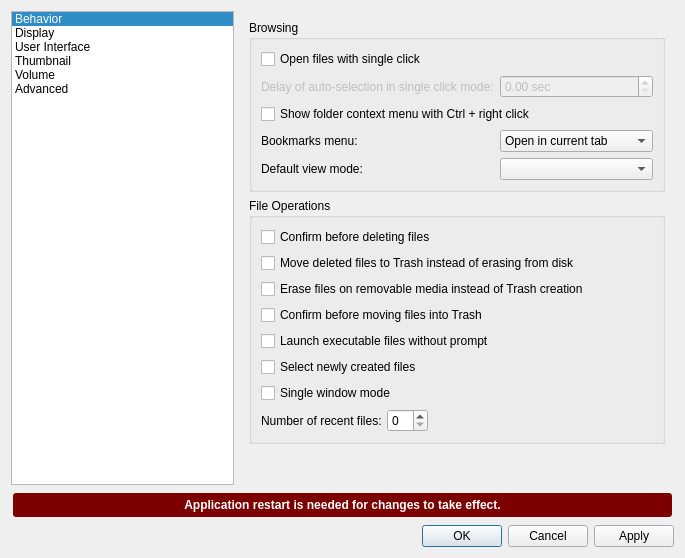
Above: pcmanfm/preferences.ui from lxqt/pcmanfm-qt before the change. Below: the same form after it.
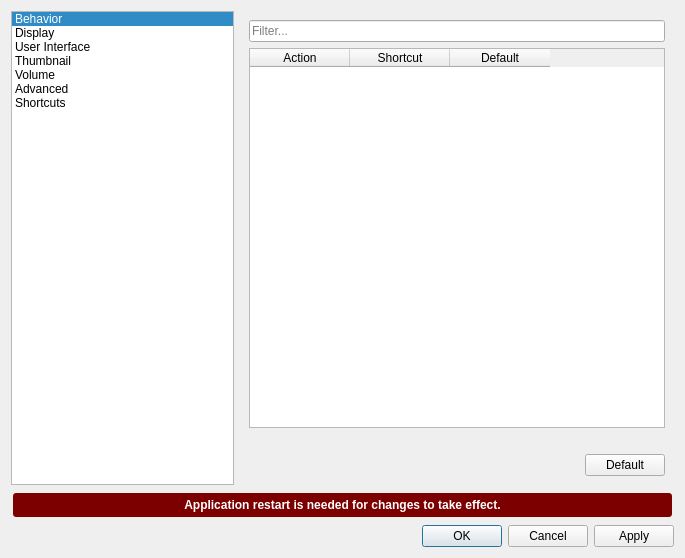
That is the form after the change. The open tabs and pages were chosen to show the change.

Diff of the .ui file:
```diff
--- a/pcmanfm/preferences.ui
+++ b/pcmanfm/preferences.ui
@@ -60,6 +60,11 @@
          <string>Advanced</string>
         </property>
        </item>
+       <item>
+        <property name="text">
+         <string>Shortcuts</string>
+        </property>
+       </item>
       </widget>
      </item>
      <item>
@@ -1022,6 +1027,92 @@
          </item>
         </layout>
        </widget>
+       <widget class="QWidget" name="shortcutsPage">
+        <layout class="QVBoxLayout" name="shortcutsLayout">
+         <item>
+          <widget class="QLineEdit" name="shortcutFilter">
+           <property name="placeholderText">
+            <string>Filter...</string>
+           </property>
+           <property name="clearButtonEnabled">
+            <bool>true</bool>
+           </property>
+          </widget>
+         </item>
+         <item>
+          <widget class="QTableWidget" name="shortcutsTable">
+           <property name="toolTip">
+            <string>Double click a shortcut to change it.
+Use a modifier key to clear a shortcut in the editing mode.</string>
+           </property>
+           <property name="editTriggers">
+            <set>QAbstractItemView::DoubleClicked|QAbstractItemView::EditKeyPressed</set>
+           </property>
+           <property name="selectionMode">
+            <enum>QAbstractItemView::SingleSelection</enum>
+           </property>
+           <property name="selectionBehavior">
+            <enum>QAbstractItemView::SelectRows</enum>
+           </property>
+           <property name="sortingEnabled">
+            <bool>true</bool>
+           </property>
+           <attribute name="verticalHeaderVisible">
+            <bool>false</bool>
+           </attribute>
+           <column>
+            <property name="text">
+             <string>Action</string>
+            </property>
+           </column>
+           <column>
+            <property name="text">
+             <string>Shortcut</string>
+            </property>
+           </column>
+           <column>
+            <property name="text">
+             <string>Default</string>
+            </property>
+           </column>
+          </widget>
+         </item>
+         <item>
+          <widget class="QLabel" name="shortcutWarning">
+           <property name="wordWrap">
+            <bool>true</bool>
+           </property>
+          </widget>
+         </item>
+         <item>
+          <layout class="QHBoxLayout" name="shortcutButtonsLayout">
+           <item>
+            <spacer name="shortcutButtonsSpacer">
+             <property name="orientation">
+              <enum>Qt::Horizontal</enum>
+             </property>
+             <property name="sizeHint" stdset="0">
+              <size>
+               <width>0</width>
+               <height>0</height>
+              </size>
+             </property>
+            </spacer>
+           </item>
+           <item>
+            <widget class="QPushButton" name="defaultShortcuts">
+             <property name="toolTip">
+              <string>Restore default shortcuts</string>
+             </property>
+             <property name="text">
+              <string>Default</string>
+             </property>
+            </widget>
+           </item>
+          </layout>
+         </item>
+        </layout>
+       </widget>
       </widget>
      </item>
     </layout>
```
